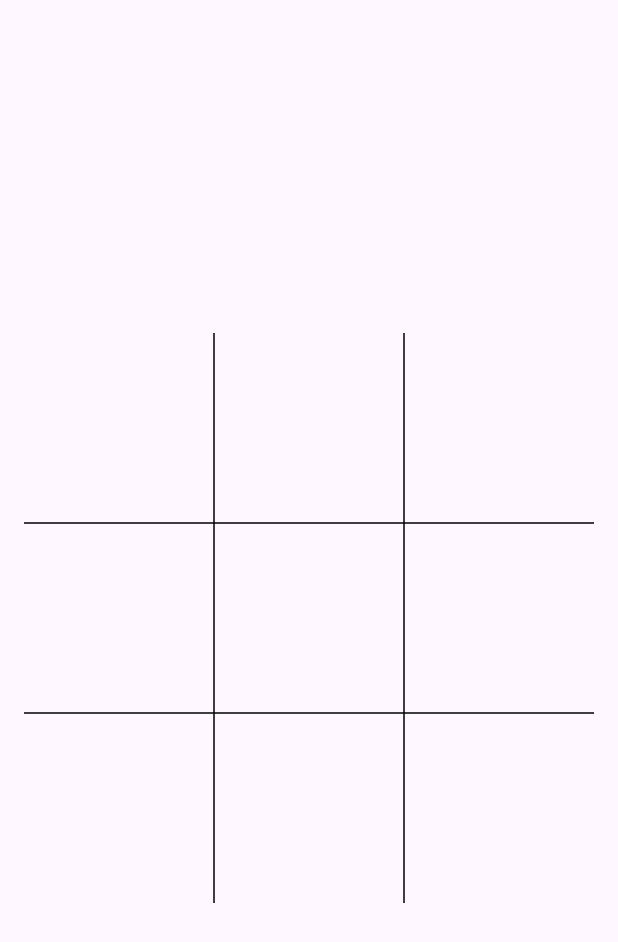
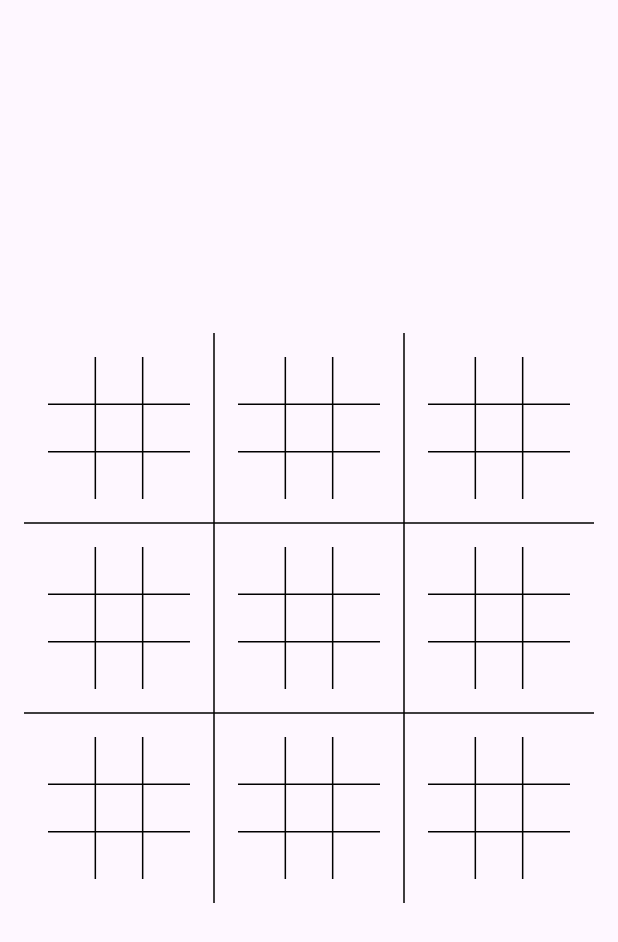
Before and after one commit to DYLERN/super_tictactoe, a Flutter app: the screen it shows after launch, on a phone screen of 412 x 824 dp. Shown: the top 942 px of the screen. Run offline on Flutter 3.47's test engine with Material 3 defaults, Android fonts, the phone set to English and light mode, and no system bars.

Commit message:
Added outer game with multiple inner games

```diff
--- /dev/null
+++ b/lib/game_grid.dart
@@ -0,0 +1,61 @@
+import 'dart:math';
+
+import 'package:flutter/material.dart';
+
+class GameGrid extends StatelessWidget {
+  final int boardDimension;
+  final List<Widget> children;
+
+  const GameGrid({
+    super.key,
+    required this.boardDimension,
+    required this.children,
+  });
+
+  @override
+  Widget build(BuildContext context) {
+    return LayoutBuilder(
+      builder: (context, constraints) {
+        final minDimension = min(constraints.maxWidth, constraints.maxHeight);
+        return Center(
+          child: Container(
+            width: minDimension,
+            height: minDimension,
+            padding: const EdgeInsets.all(16.0),
+            child: Table(
+              columnWidths: {
+                for (int columnIndex = 0; columnIndex < boardDimension; columnIndex++)
+                  columnIndex: const FlexColumnWidth(1),
+              },
+              border: const TableBorder(
+                verticalInside: BorderSide(color: Colors.black),
+                horizontalInside: BorderSide(color: Colors.black),
+              ),
+              children: [
+                for (int row = 0; row < boardDimension; row++)
+                  TableRow(
+                    children: [
+                      for (int col = 0; col < boardDimension; col++)
+                        TableCell(
+                          child: AspectRatio(
+                            aspectRatio: 1,
+                            child: Builder(builder: (context) {
+                              final index = boardDimension * row + col;
+                              if (children.length > index) {
+                                return children[index];
+                              } else {
+                                return const SizedBox.shrink();
+                              }
+                            }),
+                          ),
+                        ),
+                    ],
+                  ),
+              ],
+            ),
+          ),
+        );
+      },
+    );
+  }
+}
--- a/lib/game_page.dart
+++ b/lib/game_page.dart
@@ -1,7 +1,6 @@
-import 'dart:math';
-
 import 'package:flutter/material.dart';
 import 'package:super_tictactoe/game.dart';
+import 'package:super_tictactoe/game_grid.dart';
 import 'package:super_tictactoe/player_sprite.dart';
 
 class GamePage extends StatefulWidget {
@@ -12,67 +11,55 @@ class GamePage extends StatefulWidget {
 }
 
 class _GamePageState extends State<GamePage> {
-  final game = Game(boardDimension: 3);
+  final outerGame = Game(boardDimension: 3);
+  late final innerGames = List.generate(
+    outerGame.boardDimension * outerGame.boardDimension,
+    (_) => Game(boardDimension: 3),
+  );
 
   @override
   Widget build(BuildContext context) {
     return Scaffold(
-      body: LayoutBuilder(
-        builder: (context, constraints) {
-          final minDimension = min(constraints.maxWidth, constraints.maxHeight);
-          return Center(
-            child: Container(
-              width: minDimension,
-              height: minDimension,
+      body: GameGrid(
+        boardDimension: outerGame.boardDimension,
+        children: [
+          for (final game in innerGames)
+            Builder(builder: (context) {
+              if (game.winner case final winner?) {
+                return Padding(
                   padding: const EdgeInsets.all(16.0),
-              child: Table(
-                columnWidths: {
-                  for (int columnIndex = 0; columnIndex < game.boardDimension; columnIndex++)
-                    columnIndex: const FlexColumnWidth(1),
-                },
-                border: const TableBorder(
-                  verticalInside: BorderSide(color: Colors.black),
-                  horizontalInside: BorderSide(color: Colors.black),
-                ),
+                  child: PlayerSprite(player: winner.player),
+                );
+              }
+
+              return GameGrid(
+                boardDimension: game.boardDimension,
                 children: [
                   for (int row = 0; row < game.boardDimension; row++)
-                    TableRow(
-                      children: [
                     for (int col = 0; col < game.boardDimension; col++)
-                          TableCell(
-                            child: AspectRatio(
-                              aspectRatio: 1,
-                              child: Builder(
+                      Builder(
                         builder: (context) {
                           final player = game.getBoardPosition(row, col);
 
-                                  void play() => makePlay(row, col);
-
+                          void play() => makePlay(game, row, col);
                           return _GameTile(
                             player: player,
                             onPressed: player == null && game.playing ? play : null,
                           );
                         },
                       ),
-                            ),
-                          ),
                 ],
-                    ),
+              );
+            }),
         ],
-              ),
-            ),
-          );
-        },
       ),
     );
   }
 
-  void makePlay(int row, int col) {
+  void makePlay(Game game, int row, int col) {
     setState(() => game.makeMove(row, col));
     final winner = game.winner;
-    if (winner != null) {
-      ScaffoldMessenger.of(context).showSnackBar(SnackBar(content: Text('${winner.player.name} has won!')));
-    }
+    if (winner != null) {}
   }
 }
 
```
Lines whose indentation alone changed are shown as unchanged.
